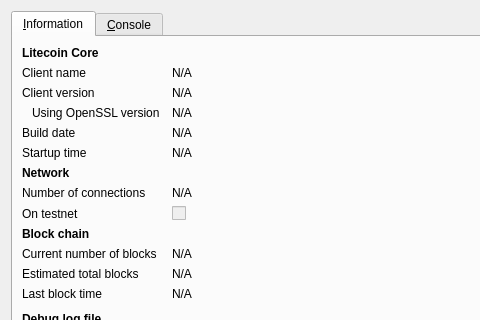
Bitaltyn-project/bitaltyn-old, file src/qt/forms/rpcconsole.ui: the form before one commit; both pictures show x 0 to 480 and y 0 to 320 of the 740 by 450 pixel window.
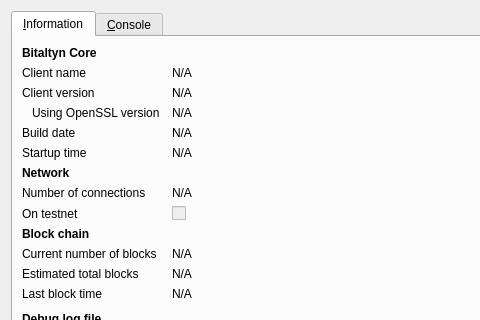
The form after the commit. Icons and pictures are not drawn.

What changed in the file:
```diff
--- a/src/qt/forms/rpcconsole.ui
+++ b/src/qt/forms/rpcconsole.ui
@@ -36,7 +36,7 @@
           </font>
          </property>
          <property name="text">
-          <string>Litecoin Core</string>
+          <string>Bitaltyn Core</string>
          </property>
         </widget>
        </item>
```
Left out of the diff: 6 changed lines with no effect on the pictures.
